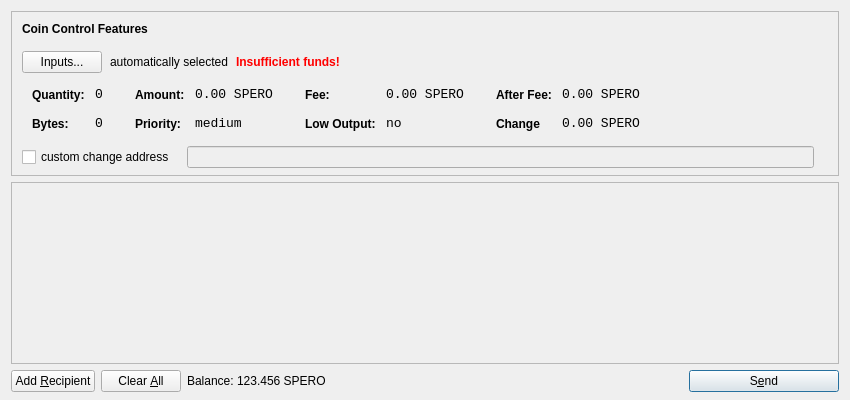
LightBurdenOfficial/SperoCoin, file src/qt/forms/sendcoinsdialog.ui: the form before one commit.
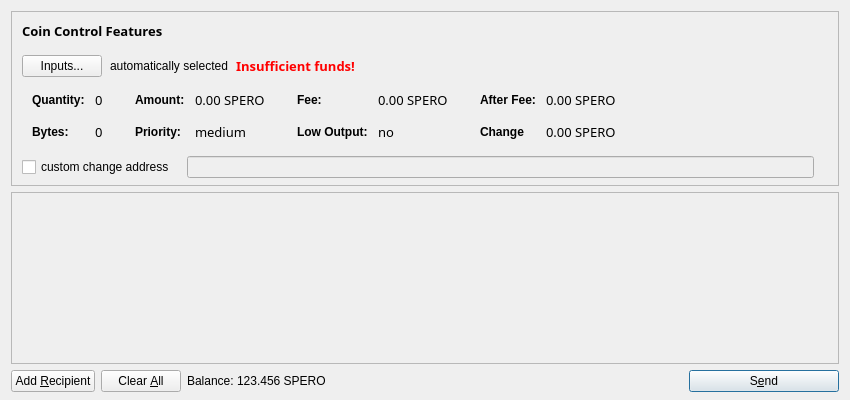
The form after the commit. Icons and pictures are not drawn.

What changed in the file:
```diff
--- a/src/qt/forms/sendcoinsdialog.ui
+++ b/src/qt/forms/sendcoinsdialog.ui
@@ -13,6 +13,9 @@
   <property name="windowTitle">
    <string>Send Coins</string>
   </property>
+  <property name="styleSheet">
+   <string notr="true">font: 10pt &quot;Copperplate Gothic Light&quot;;</string>
+  </property>
   <layout class="QVBoxLayout" name="verticalLayout" stretch="0,1,0">
    <property name="bottomMargin">
     <number>8</number>
@@ -39,7 +42,7 @@
      </property>
      <layout class="QVBoxLayout" name="verticalLayoutCoinControl2">
       <property name="spacing">
-       <number>-1</number>
+       <number>6</number>
       </property>
       <property name="leftMargin">
        <number>0</number>
@@ -79,7 +82,10 @@
             </property>
             <property name="font">
              <font>
+              <family>Copperplate Gothic Light</family>
+              <pointsize>10</pointsize>
               <weight>75</weight>
+              <italic>false</italic>
               <bold>true</bold>
              </font>
             </property>
@@ -125,7 +131,10 @@
            <widget class="QLabel" name="labelCoinControlInsuffFunds">
             <property name="font">
              <font>
+              <family>Copperplate Gothic Light</family>
+              <pointsize>10</pointsize>
               <weight>75</weight>
+              <italic>false</italic>
               <bold>true</bold>
              </font>
             </property>
@@ -221,8 +230,11 @@
                 <widget class="QLabel" name="labelCoinControlQuantity">
                  <property name="font">
                   <font>
-                   <family>Monospace</family>
+                   <family>Copperplate Gothic Light</family>
                    <pointsize>10</pointsize>
+                   <weight>50</weight>
+                   <italic>false</italic>
+                   <bold>false</bold>
                   </font>
                  </property>
                  <property name="cursor">
@@ -256,8 +268,11 @@
                 <widget class="QLabel" name="labelCoinControlBytes">
                  <property name="font">
                   <font>
-                   <family>Monospace</family>
+                   <family>Copperplate Gothic Light</family>
                    <pointsize>10</pointsize>
+                   <weight>50</weight>
+                   <italic>false</italic>
+                   <bold>false</bold>
                   </font>
                  </property>
                  <property name="cursor">
@@ -310,8 +325,11 @@
                 <widget class="QLabel" name="labelCoinControlAmount">
                  <property name="font">
                   <font>
-                   <family>Monospace</family>
+                   <family>Copperplate Gothic Light</family>
                    <pointsize>10</pointsize>
+                   <weight>50</weight>
+                   <italic>false</italic>
+                   <bold>false</bold>
                   </font>
                  </property>
                  <property name="cursor">
@@ -342,8 +360,11 @@
                 <widget class="QLabel" name="labelCoinControlPriority">
                  <property name="font">
                   <font>
-                   <family>Monospace</family>
+                   <family>Copperplate Gothic Light</family>
                    <pointsize>10</pointsize>
+                   <weight>50</weight>
+                   <italic>false</italic>
+                   <bold>false</bold>
                   </font>
                  </property>
                  <property name="cursor">
@@ -396,8 +417,11 @@
                 <widget class="QLabel" name="labelCoinControlFee">
                  <property name="font">
                   <font>
-                   <family>Monospace</family>
+                   <family>Copperplate Gothic Light</family>
                    <pointsize>10</pointsize>
+                   <weight>50</weight>
+                   <italic>false</italic>
+                   <bold>false</bold>
                   </font>
                  </property>
                  <property name="cursor">
@@ -428,8 +452,11 @@
                 <widget class="QLabel" name="labelCoinControlLowOutput">
                  <property name="font">
                   <font>
-                   <family>Monospace</family>
+                   <family>Copperplate Gothic Light</family>
                    <pointsize>10</pointsize>
+                   <weight>50</weight>
+                   <italic>false</italic>
+                   <bold>false</bold>
                   </font>
                  </property>
                  <property name="cursor">
@@ -482,8 +509,11 @@
                 <widget class="QLabel" name="labelCoinControlAfterFee">
                  <property name="font">
                   <font>
-                   <family>Monospace</family>
+                   <family>Copperplate Gothic Light</family>
                    <pointsize>10</pointsize>
+                   <weight>50</weight>
+                   <italic>false</italic>
+                   <bold>false</bold>
                   </font>
                  </property>
                  <property name="cursor">
@@ -514,8 +544,11 @@
                 <widget class="QLabel" name="labelCoinControlChange">
                  <property name="font">
                   <font>
-                   <family>Monospace</family>
+                   <family>Copperplate Gothic Light</family>
                    <pointsize>10</pointsize>
+                   <weight>50</weight>
+                   <italic>false</italic>
+                   <bold>false</bold>
                   </font>
                  </property>
                  <property name="cursor">
@@ -626,7 +659,7 @@
         <x>0</x>
         <y>0</y>
         <width>830</width>
-        <height>165</height>
+        <height>174</height>
        </rect>
       </property>
       <layout class="QVBoxLayout" name="verticalLayout_2">
```
Left out of the diff: 22 changed lines with no effect on the pictures.
